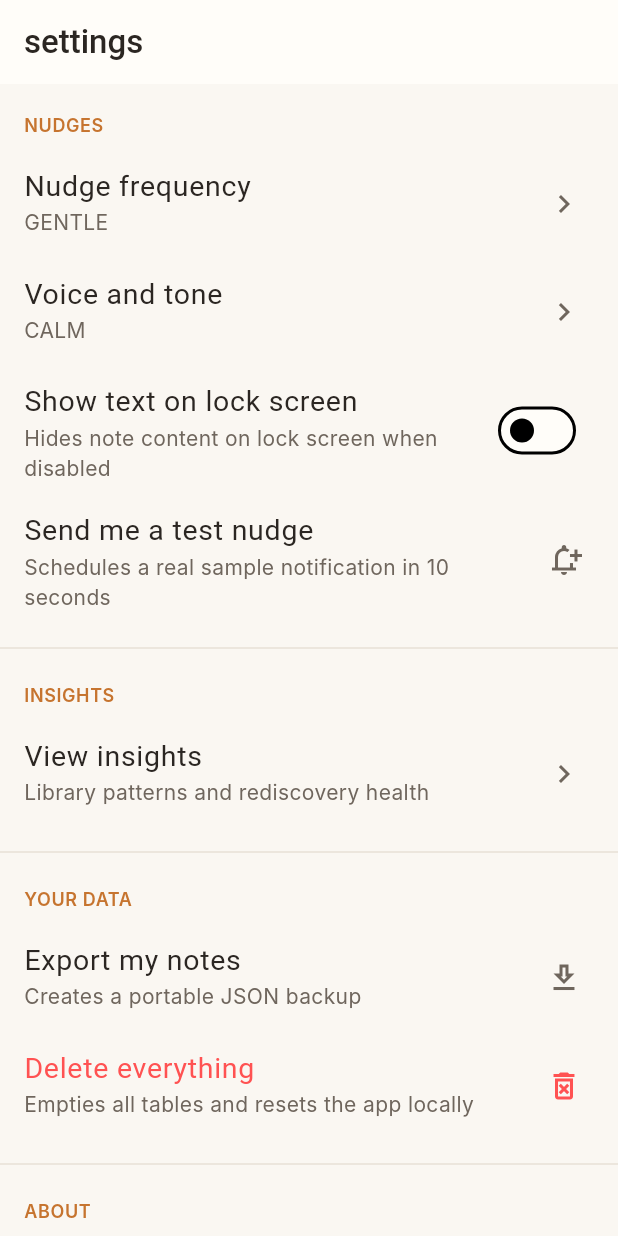
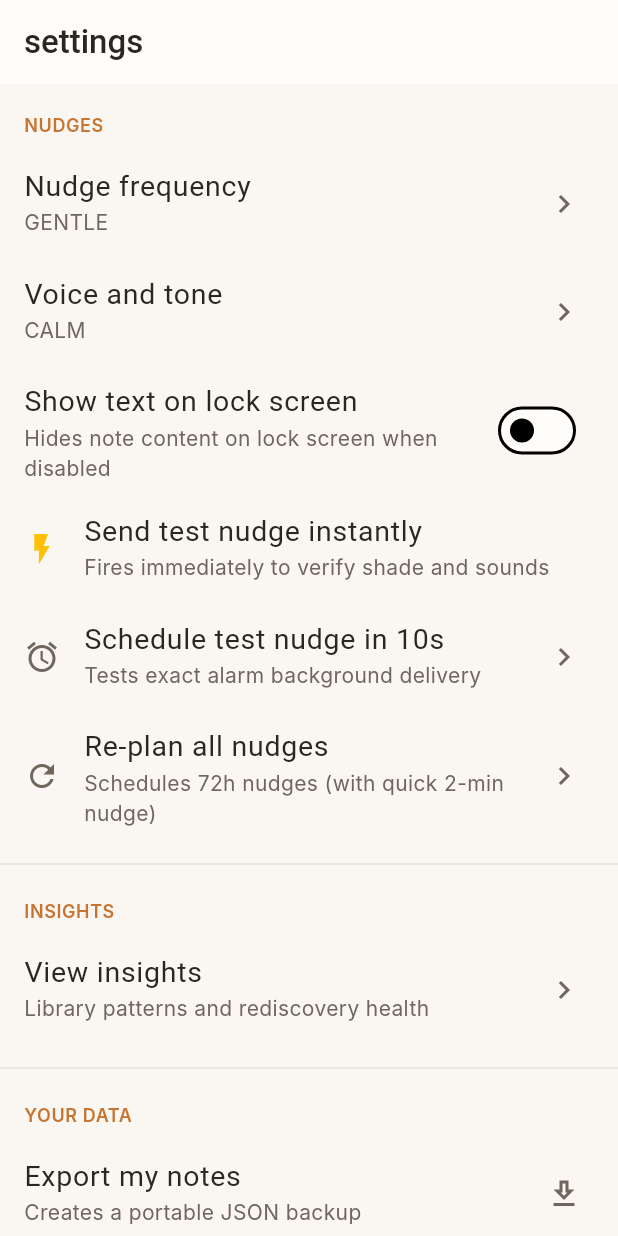
Before and after one commit to VishalWadg/Rekindle, a Flutter app: the SettingsScreen screen opened by its route, on a phone screen of 412 x 824 dp. Run offline on Flutter 3.47's test engine with Material 3 defaults, Android fonts, the light colour scheme and no system bars; our stand-ins replace clock, drift, flutter_local_notifications, flutter_riverpod, flutter_timezone, go_router and 1 more; accounts and stored records are empty; generated files the repository leaves out were written again; Roboto replaces fonts that are missing (Inter, Lora).

Commit message:
fix(notifications): make notification handling version-agnostic, enable exact alarms, add self-healing launch check, and add instant test nudge

```diff
--- a/app/lib/features/settings/settings_screen.dart
+++ b/app/lib/features/settings/settings_screen.dart
@@ -4,6 +4,7 @@ import 'package:go_router/go_router.dart';
 import 'package:drift/drift.dart' as drift;
 import 'package:rekindle_core/rekindle_core.dart';
 import '../../app/providers.dart';
+import '../nudges/local_notification_gateway.dart';
 
 class SettingsScreen extends ConsumerWidget {
   const SettingsScreen({super.key});
@@ -55,9 +56,26 @@ class SettingsScreen extends ConsumerWidget {
                 },
               ),
               ListTile(
-                title: const Text('Send me a test nudge'),
-                subtitle: const Text('Schedules a real sample notification in 10 seconds'),
-                trailing: const Icon(Icons.notification_add_outlined),
+                leading: const Icon(Icons.flash_on_outlined, color: Colors.amber),
+                title: const Text('Send test nudge instantly'),
+                subtitle: const Text('Fires immediately to verify shade and sounds'),
+                onTap: () async {
+                  await LocalNotificationGateway.instance.showInstantTestNotification(
+                    title: 'Rekindle · Instant Test Nudge',
+                    body: 'Notification delivery and actions are fully operational!',
+                  );
+                  if (context.mounted) {
+                    ScaffoldMessenger.of(context).showSnackBar(
+                      const SnackBar(content: Text('Test nudge fired! Check your notification shade.')),
+                    );
+                  }
+                },
+              ),
+              ListTile(
+                leading: const Icon(Icons.alarm_outlined),
+                title: const Text('Schedule test nudge in 10s'),
+                subtitle: const Text('Tests exact alarm background delivery'),
+                trailing: const Icon(Icons.chevron_right),
                 onTap: () async {
                   final gateway = ref.read(notificationGatewayProvider);
                   await gateway.scheduleNotification(
@@ -73,6 +91,21 @@ class SettingsScreen extends ConsumerWidget {
                   if (context.mounted) {
                     ScaffoldMessenger.of(context).showSnackBar(
                       const SnackBar(content: Text('Test nudge scheduled for 10 seconds from now.')),
+                    );
+                  }
+                },
+              ),
+              ListTile(
+                leading: const Icon(Icons.refresh_outlined),
+                title: const Text('Re-plan all nudges'),
+                subtitle: const Text('Schedules 72h nudges (with quick 2-min nudge)'),
+                trailing: const Icon(Icons.chevron_right),
+                onTap: () async {
+                  final planner = ref.read(nudgePlannerProvider);
+                  await planner.replan(DateTime.now(), scheduleFirstNudgeQuickly: true);
+                  if (context.mounted) {
+                    ScaffoldMessenger.of(context).showSnackBar(
+                      const SnackBar(content: Text('Nudges replanned! First nudge scheduled in 2 minutes.')),
                     );
                   }
                 },
```
Also changed, not shown: app/lib/features/nudges/local_notification_gateway.dart (+67 -9 lines), app/lib/features/surface/surface_screen.dart (+33 -0 lines), 2 other files.
